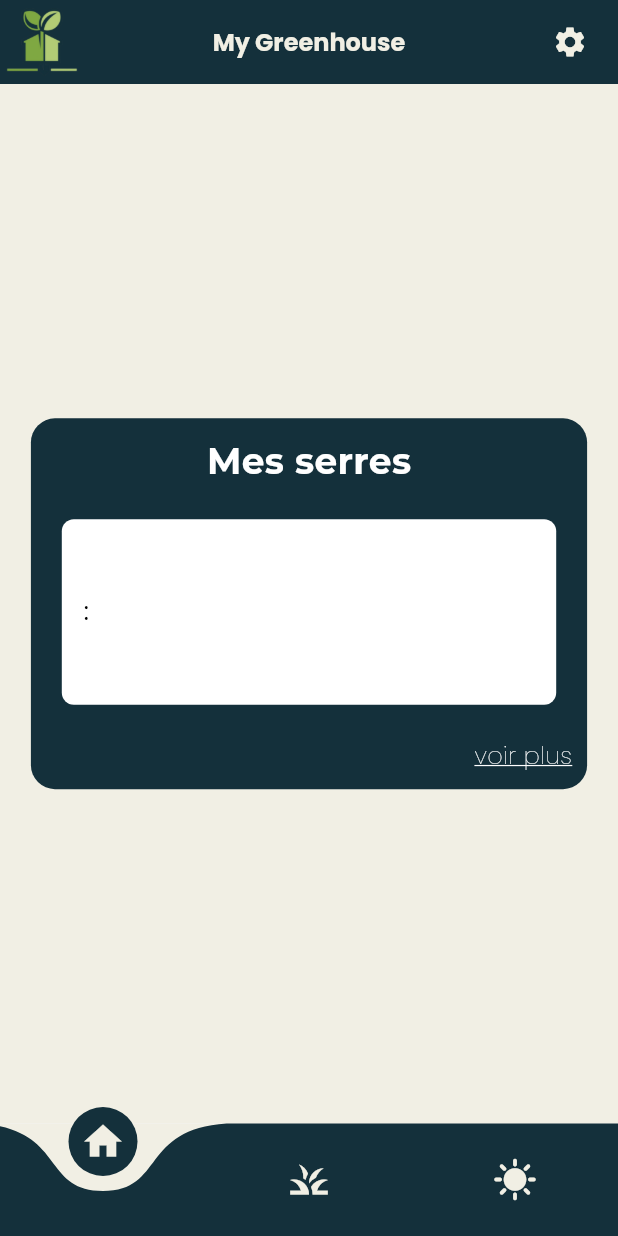
After one commit to Spykoninho/My-Greenhouse, a Flutter app: the Home screen opened by its route, on a phone screen of 412 x 824 dp. The commit adds this screen. Run offline on Flutter 3.47's test engine with Material 3 defaults, Android fonts, the light colour scheme and no system bars; drawn by our look-alikes of curved_navigation_bar; our stand-ins replace flutter_dotenv, google_fonts, shared_preferences; accounts and stored records are empty.

Commit message:
App Bar, NavigationBar et Mes serres

```diff
--- a/mobile_app/lib/pages/home/home.dart
+++ b/mobile_app/lib/pages/home/home.dart
@@ -1,6 +1,11 @@
+import 'dart:async';
 import 'dart:io';
+import 'package:curved_navigation_bar/curved_navigation_bar.dart';
 import 'package:flutter/material.dart';
-import 'package:flutter/widgets.dart';
+import 'package:google_fonts/google_fonts.dart';
+import 'package:mobile_app/pages/allGreenhouse/allGreenhouse.dart';
+import 'package:mobile_app/pages/home/homeData.dart';
+import 'package:mobile_app/pages/weather/weather.dart';
 
 class Home extends StatefulWidget {
   const Home({super.key});
@@ -10,6 +15,14 @@ class Home extends StatefulWidget {
 }
 
 class _HomeState extends State<Home> {
+  int _page = 0;
+
+  static const List<Widget> pageList = [
+    HomeData(),
+    AllGreenhouse(),
+    Weather(),
+  ];
+
   void leaveApp() async {
     return (await showDialog(
       context: context,
@@ -32,10 +45,62 @@ class _HomeState extends State<Home> {
         canPop: false,
         onPopInvoked: (didPop) => leaveApp(),
         child: Scaffold(
+          appBar: AppBar(
+            actions: [
+              Icon(Icons.settings),
+              SizedBox(
+                width: 20,
+              )
+            ],
+            leading: Image.asset(
+              'assets/images/greenLogoBgRemoveNoText.png',
+            ),
+            automaticallyImplyLeading: false,
+            backgroundColor: Theme.of(context).colorScheme.primary,
+            foregroundColor: Theme.of(context).colorScheme.secondary,
+            centerTitle: true,
+            title: Text(
+              "My Greenhouse",
+              style: GoogleFonts.poppins(
+                  color: Theme.of(context).colorScheme.secondary,
+                  fontSize: 16,
+                  fontWeight: FontWeight.bold),
+            ),
+          ),
           body: Container(
             width: MediaQuery.of(context).size.width,
             height: MediaQuery.of(context).size.height,
-            color: Colors.amber,
+            color: Theme.of(context).colorScheme.secondary,
+            child: pageList[_page],
+          ),
+          bottomNavigationBar: CurvedNavigationBar(
+            animationDuration: Duration(milliseconds: 300),
+            backgroundColor: Theme.of(context).colorScheme.secondary,
+            animationCurve: Curves.fastEaseInToSlowEaseOut,
+            color: Theme.of(context).colorScheme.primary,
+            letIndexChange: (index) => true,
+            onTap: (value) {
+              setState(() {
+                _page = value;
+              });
+            },
+            items: [
+              Icon(
+                Icons.home,
+                size: 30,
+                color: Theme.of(context).colorScheme.secondary,
+              ),
+              Icon(
+                Icons.grass,
+                size: 30,
+                color: Theme.of(context).colorScheme.secondary,
+              ),
+              Icon(
+                Icons.sunny,
+                size: 30,
+                color: Theme.of(context).colorScheme.secondary,
+              )
+            ],
           ),
         ));
   }
--- /dev/null
+++ b/mobile_app/lib/pages/home/homeData.dart
@@ -0,0 +1,197 @@
+import 'dart:async';
+import 'dart:convert';
+import 'package:flutter_dotenv/flutter_dotenv.dart';
+import 'package:google_fonts/google_fonts.dart';
+import 'package:http/http.dart' as http;
+import 'package:flutter/material.dart';
+import 'package:shared_preferences/shared_preferences.dart';
+
+class HomeData extends StatefulWidget {
+  const HomeData({super.key});
+
+  @override
+  State<HomeData> createState() => _HomeDataState();
+}
+
+class _HomeDataState extends State<HomeData> {
+  Timer? timer;
+  String greenhouseName = "";
+  String temperature = "";
+  String humidity = "";
+  String soilHumidity = "";
+
+  @override
+  void initState() {
+    super.initState();
+    fetchSharedVars();
+    getAllGreenhouses();
+    timer = Timer.periodic(Duration(seconds: 3), (timer) {
+      setState(() {
+        getAllGreenhouses();
+      });
+    });
+  }
+
+  Future<String> getSharedVar(name) async {
+    final SharedPreferences sp = await SharedPreferences.getInstance();
+    var spVar = sp.getString(name) ?? "";
+    return spVar;
+  }
+
+  Future<void> fetchSharedVars() async {
+    // Récupérer les variables partagées
+    greenhouseName = await getSharedVar("greenhouse_name");
+    temperature = await getSharedVar("temperature");
+    humidity = await getSharedVar("humidity");
+    soilHumidity = await getSharedVar("soil_humidity");
+
+    // Appeler setState pour mettre à jour l'interface utilisateur
+    setState(() {});
+  }
+
+  Future<void> getAllGreenhouses() async {
+    final SharedPreferences sp = await SharedPreferences.getInstance();
+    try {
+      var api_url = dotenv.env['API_HTTPS_URL'] ?? "";
+      var jwt = sp.getString("jwt") ?? "";
+      var url = Uri.https(api_url, '/api/getMyGreenhouses');
+      var apiRes = await http.get(url, headers: {'Authorization': jwt});
+      var parsed = jsonDecode(apiRes.body);
+      if (apiRes.statusCode == 200) {
+        var greenhouses = parsed["greenhouses"];
+        sp.setString(
+            "greenhouse_name", greenhouses[0]['greenhouse_name'].toString());
+        sp.setString("temperature", greenhouses[0]['temperature'].toString());
+        sp.setString("humidity", greenhouses[0]['humidity'].toString());
+        sp.setString(
+            "soil_humidity", greenhouses[0]['soil_humidity'].toString());
+      }
+    } catch (e) {
+      print("Error : $e");
+    }
+  }
+
+  @override
+  void dispose() {
+    super.dispose();
+    timer?.cancel();
+  }
+
+  @override
+  Widget build(BuildContext context) {
+    return Container(
+      child: Column(
+        mainAxisAlignment: MainAxisAlignment.center,
+        children: [
+          Container(
+            width: MediaQuery.of(context).size.width * 0.9,
+            height: MediaQuery.of(context).size.height * 0.3,
+            decoration: BoxDecoration(
+                color: Theme.of(context).colorScheme.primary,
+                borderRadius: BorderRadius.all(Radius.circular(16))),
+            child: Column(
+              mainAxisAlignment: MainAxisAlignment.spaceAround,
+              crossAxisAlignment: CrossAxisAlignment.center,
+              children: [
+                Text(
+                  "Mes serres",
+                  style: GoogleFonts.montserrat(
+                      color: Colors.white,
+                      fontWeight: FontWeight.bold,
+                      fontSize: 24),
+                ),
+                Container(
+                  width: MediaQuery.of(context).size.width * 0.8,
+                  height: MediaQuery.of(context).size.height * 0.15,
+                  decoration: BoxDecoration(
+                      color: Colors.white,
+                      borderRadius: BorderRadius.all(Radius.circular(8))),
+                  child: Column(
+                    mainAxisAlignment: MainAxisAlignment.spaceAround,
+                    crossAxisAlignment: CrossAxisAlignment.start,
+                    children: [
+                      Row(
+                        children: [
+                          SizedBox(
+                            width: 10,
+                          ),
+                          Text("${greenhouseName} :",
+                              style: GoogleFonts.poppins(
+                                fontSize: 16,
+                              )),
+                        ],
+                      ),
+                      if (greenhouseName != "")
+                        Row(
+                          mainAxisAlignment: MainAxisAlignment.spaceAround,
+                          crossAxisAlignment: CrossAxisAlignment.center,
+                          children: [
+                            Row(children: [
+                              Text(
+                                "${temperature}°C",
+                                style: GoogleFonts.poppins(
+                                  fontSize: 24,
+                                ),
+                              ),
+                              Icon(
+                                Icons.device_thermostat,
+                                color: Colors.red,
+                              ),
+                            ]),
+                            Row(
+                              children: [
+                                Text(
+                                  "${humidity}%",
+                                  style: GoogleFonts.poppins(
+                                    fontSize: 24,
+                                  ),
+                                ),
+                                Icon(
+                                  Icons.air,
+                                  color: Colors.blueGrey,
+                                ),
+                              ],
+                            ),
+                            Row(
+                              children: [
+                                Text(
+                                  "${soilHumidity}%",
+                                  style: GoogleFonts.poppins(
+                                    fontSize: 24,
+                                  ),
+                                ),
+                                Icon(
+                                  Icons.water_drop,
+                                  color: Colors.blueAccent,
+                                ),
+                              ],
+                            ),
+                          ],
+                        )
+                    ],
+                  ),
+                ),
+                Row(
+                  mainAxisAlignment: MainAxisAlignment.end,
+                  children: [
+                    Text(
+                      "voir plus",
+                      style: GoogleFonts.poppins(
+                          fontWeight: FontWeight.w200,
+                          color: Colors.white,
+                          decoration: TextDecoration.underline,
+                          decorationColor: Colors.white),
+                    ),
+                    SizedBox(
+                      width: 10,
+                    )
+                  ],
+                )
+              ],
+            ),
+          )
+        ],
+      ),
+    );
+  }
+}
--- a/mobile_app/pubspec.yaml
+++ b/mobile_app/pubspec.yaml
@@ -35,6 +35,7 @@ dependencies:
   cupertino_icons: ^1.0.6
   flutter_dotenv: ^5.1.0
   shared_preferences: ^2.3.1
+  curved_navigation_bar: ^1.0.6
 
 dev_dependencies:
   flutter_test:
```
Also changed, not shown: mobile_app/lib/class/greenhouse.dart (added, +81 -0 lines), mobile_app/lib/pages/allGreenhouse/allGreenhouse.dart (added, +17 -0 lines), mobile_app/lib/pages/login/login.dart (+10 -1 lines), mobile_app/lib/pages/login/login_form.dart (+0 -9 lines), mobile_app/lib/pages/weather/weather.dart (added, +17 -0 lines), mobile_app/lib/widgets/header.dart (deleted), mobile_app/pubspec.lock, 1 other file.
